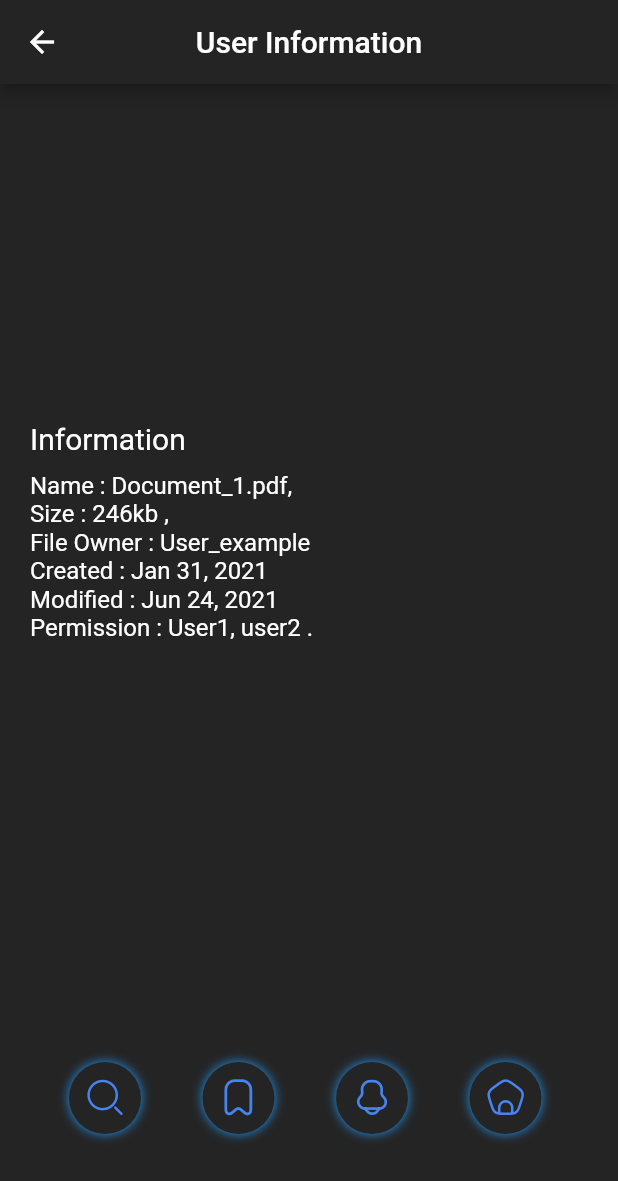
After one commit to KartikeySharma/Velocity-X, a Flutter app: the Profile screen opened by its route, on a phone screen of 412 x 824 dp. The commit adds this screen. Shown: the top 1181 px of the screen. Run offline on Flutter 3.47's test engine with Material 2 defaults, Android fonts, the phone set to English and light mode, and no system bars; our stand-ins replace animated_bottom_navigation_bar.

Commit message:
profile_half

```diff
--- a/lib/main.dart
+++ b/lib/main.dart
@@ -4,18 +4,18 @@ import 'package:velocityx/screens/authenticate/sign_in.dart';
 import 'package:velocityx/screens/metadata/meta_data.dart';
 import 'package:velocityx/screens/wrapper.dart';
 import 'package:provider/provider.dart';
+import 'package:velocityx/screens/UserProfile/profile.dart';
 
 void main() {
   runApp(MaterialApp(
     initialRoute: '/SignIn',
-
     routes: {
-      '/wrapper':(context) => Wrapper(),
-      '/SignIn':(context) => SignIn(),
-      '/home':(context) => Home(),
-      '/MetaData':(context) => MetaDataPage(),
+      '/wrapper': (context) => Wrapper(),
+      '/SignIn': (context) => const SignIn(),
+      '/home': (context) => Home(),
+      '/MetaData': (context) => const MetaDataPage(),
+      '/UserProfile': (context) => const Profile(),
     },
-
   ));
 }
 //
--- /dev/null
+++ b/lib/screens/UserProfile/profile.dart
@@ -0,0 +1,72 @@
+import 'package:flutter/material.dart';
+import 'package:velocityx/assets/custom_icons_icons.dart';
+import 'package:velocityx/shared/icon_logo.dart';
+
+class Profile extends StatelessWidget {
+  const Profile({Key? key}) : super(key: key);
+  @override
+  Widget build(BuildContext context) {
+    return Container(
+      child: Scaffold(
+        backgroundColor: Color.fromRGBO(36, 36, 36, 1.0),
+        appBar: AppBar(
+          leading: IconButton(
+            icon: Icon(Icons.arrow_back, color: Colors.white),
+            onPressed: () => Navigator.of(context).pop(),
+          ),
+          title: Text('User Information'),
+          centerTitle: true,
+          backgroundColor: Color.fromRGBO(36, 36, 36, 1.0),
+        ),
+        body: Padding(
+          padding: const EdgeInsets.fromLTRB(20, 70, 10, 70),
+          child: Column(
+            crossAxisAlignment: CrossAxisAlignment.start,
+            children: [
+              Container(
+                height: 140.0,
+                width: 340.0,
+
+
+              ),
+              SizedBox(
+                height: 15,
+              ),
+              Text(
+                'Information',
+                style: TextStyle(color: Colors.white, fontSize: 20),
+              ),
+              SizedBox(
+                height: 10,
+              ),
+              Text(
+                '''Name : Document_1.pdf,
+Size : 246kb ,
+File Owner : User_example
+Created : Jan 31, 2021
+Modified : Jun 24, 2021
+Permission : User1, user2 .''',
+                textAlign: TextAlign.start,
+                style: TextStyle(color: Colors.white, fontSize: 16),
+              ),
+              SizedBox(
+                height: 280,
+              ),
+              Row(
+                mainAxisAlignment: MainAxisAlignment.spaceEvenly,
+                children: [
+                  IconLogo(
+                      color: Color(0xFF4784F1), icon: CustomIcons.search_1),
+                  IconLogo(
+                      color: Color(0xFF4784F1), icon: CustomIcons.bookmark),
+                  IconLogo(color: Color(0xFF4784F1), icon: CustomIcons.bell),
+                  IconLogo(color: Color(0xFF4784F1), icon: CustomIcons.home),
+                ],
+              )
+            ],
+          ),
+        ),
+      ),
+    );
+  }
+}
```
